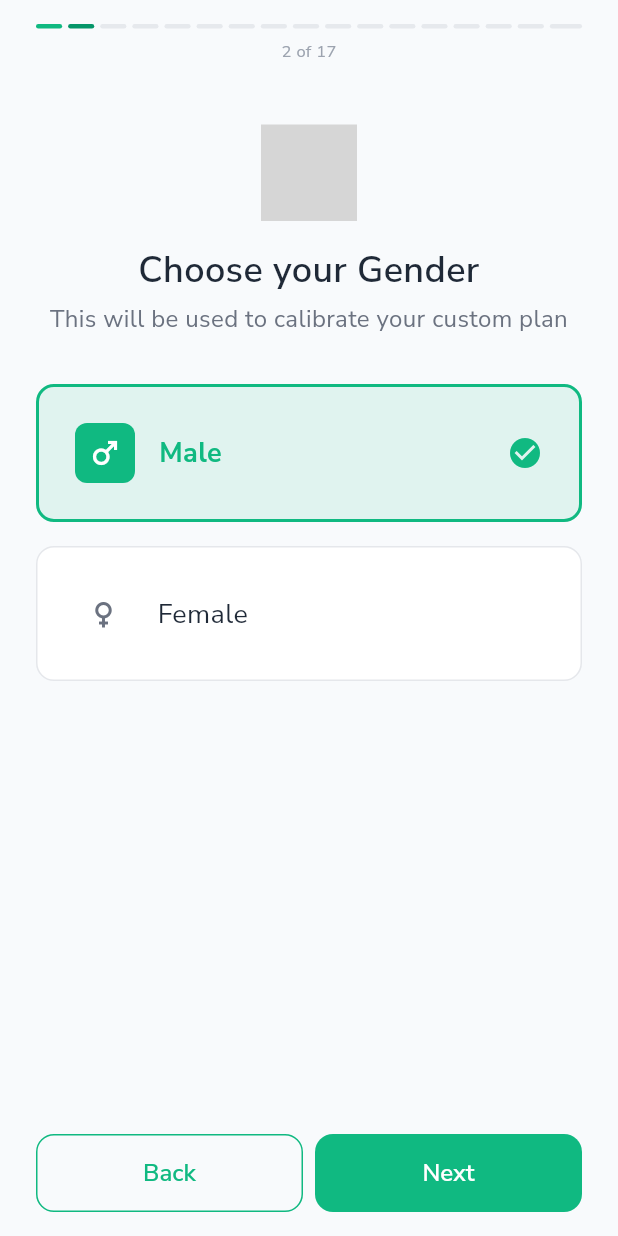
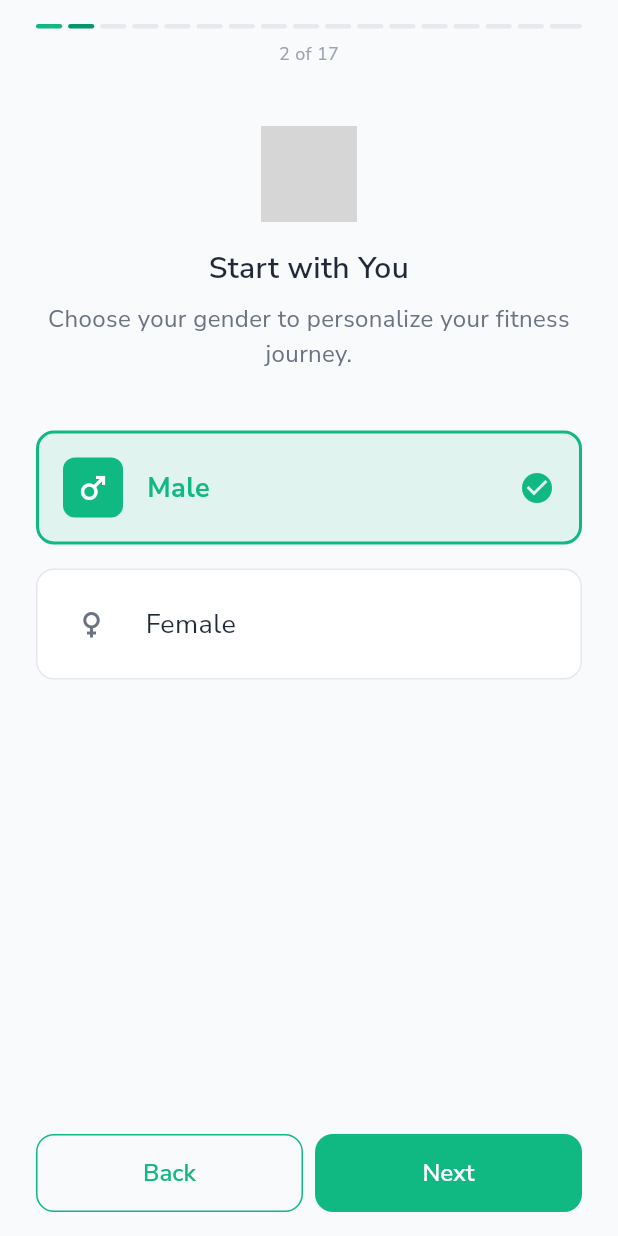
Before and after one commit to mahmoudal99/moctarnutrition, a Flutter app: the OnboardingScreen screen opened by its route, after a tap on "Next", on a phone screen of 412 x 824 dp. Run offline on Flutter 3.47's test engine with Material 3 defaults, Android fonts, the phone set to English and light mode, and no system bars; our stand-ins replace cached_network_image, cloud_firestore, firebase_auth, firebase_core, firebase_storage, fl_chart and 15 more; missing offline and left inert: flutter_floating_bottom_bar, mobile_scanner, openfoodfacts; accounts and stored records are empty; network calls fail; project files that could hold a hidden picture were left out; grey boxes are pictures that could not be loaded.

Commit message:
Improve onboarding

```diff
--- a/lib/features/onboarding/presentation/screens/onboarding_screen.dart
+++ b/lib/features/onboarding/presentation/screens/onboarding_screen.dart
@@ -33,7 +33,6 @@ class _OnboardingScreenState extends State<OnboardingScreen> {
   void initState() {
     super.initState();
     _steps = OnboardingStepsConfig.getSteps();
-    // Insert BMI step after desired weight (index 5)
     _steps.insert(5, OnboardingStepsConfig.getBMIStep());
   }
 
--- a/lib/features/onboarding/presentation/steps/onboarding_activity_level_step.dart
+++ b/lib/features/onboarding/presentation/steps/onboarding_activity_level_step.dart
@@ -68,7 +68,7 @@ class OnboardingActivityLevelStep extends StatelessWidget {
       case ActivityLevel.moderatelyActive:
         return Icons.directions_run;
       case ActivityLevel.veryActive:
-        return Icons.sports_soccer;
+        return Icons.trending_up_outlined;
       case ActivityLevel.extremelyActive:
         return Icons.fitness_center;
     }
--- a/lib/features/onboarding/presentation/steps/onboarding_allergies_step.dart
+++ b/lib/features/onboarding/presentation/steps/onboarding_allergies_step.dart
@@ -166,7 +166,7 @@ class _OnboardingAllergiesStepState extends State<OnboardingAllergiesStep> {
           const SizedBox(height: AppConstants.spacingM),
           CustomTextField(
             controller: _allergyController,
-            hint: 'e.g., Kiwi, Aspirin, Nickel',
+            hint: 'e.g., Nuts',
             label: 'Allergy/Intolerance Name',
           ),
           const SizedBox(height: AppConstants.spacingM),
--- a/lib/features/onboarding/presentation/steps/onboarding_gender_step.dart
+++ b/lib/features/onboarding/presentation/steps/onboarding_gender_step.dart
@@ -2,7 +2,7 @@ import 'package:flutter/material.dart';
 import 'package:flutter/services.dart';
 import '../../../../core/constants/app_constants.dart';
 
-class OnboardingGenderStep extends StatelessWidget {
+class OnboardingGenderStep extends StatefulWidget {
   final String? selectedGender;
   final ValueChanged<String> onSelect;
 
@@ -13,19 +13,30 @@ class OnboardingGenderStep extends StatelessWidget {
   });
 
   @override
+  State<OnboardingGenderStep> createState() => _OnboardingGenderStepState();
+}
+
+class _OnboardingGenderStepState extends State<OnboardingGenderStep> {
+  @override
   Widget build(BuildContext context) {
     return Column(
       mainAxisSize: MainAxisSize.min,
+      mainAxisAlignment: MainAxisAlignment.center,
       children: [
-        _buildGenderOption('Male', Icons.male, selectedGender == 'Male', () {
+        _buildGenderOption('Male', Icons.male, widget.selectedGender == 'Male',
+            () {
           HapticFeedback.lightImpact();
-          onSelect('Male');
+          setState(() {
+            widget.onSelect('Male');
+          });
         }),
         const SizedBox(height: AppConstants.spacingM),
-        _buildGenderOption('Female', Icons.female, selectedGender == 'Female',
-            () {
+        _buildGenderOption(
+            'Female', Icons.female, widget.selectedGender == 'Female', () {
           HapticFeedback.lightImpact();
-          onSelect('Female');
+          setState(() {
+            widget.onSelect('Female');
+          });
         }),
       ],
     );
@@ -37,7 +48,7 @@ class OnboardingGenderStep extends StatelessWidget {
       onTap: onTap,
       child: Container(
         width: double.infinity,
-        padding: const EdgeInsets.all(AppConstants.spacingL),
+        padding: const EdgeInsets.all(AppConstants.spacingM),
         decoration: BoxDecoration(
           color: isSelected
               ? AppConstants.primaryColor.withOpacity(0.1)
--- a/lib/features/onboarding/presentation/steps/onboarding_welcome_step.dart
+++ b/lib/features/onboarding/presentation/steps/onboarding_welcome_step.dart
@@ -10,11 +10,8 @@ class OnboardingWelcomeStep extends StatelessWidget {
       mainAxisAlignment: MainAxisAlignment.center,
       crossAxisAlignment: CrossAxisAlignment.stretch,
       children: [
-        // Stacked activity cards
         _ActivityCardsStack(),
         SizedBox(height: 24),
-        // Avatars row
-        // _AvatarsRow(),
       ],
     );
   }
@@ -115,7 +112,7 @@ class _ActivityCard extends StatelessWidget {
   @override
   Widget build(BuildContext context) {
     return Card(
-      color: card.color,
+      color: Colors.white,
       elevation: elevation,
       shape: RoundedRectangleBorder(borderRadius: BorderRadius.circular(20)),
       margin: const EdgeInsets.symmetric(horizontal: 24, vertical: 0),
@@ -127,7 +124,7 @@ class _ActivityCard extends StatelessWidget {
               // Left accent bar
               Container(
                 width: 8,
-                height: 90,
+                height: 130,
                 margin: const EdgeInsets.only(
                     left: 0, top: 0, bottom: 0, right: 12),
                 decoration: BoxDecoration(
@@ -151,16 +148,13 @@ class _ActivityCard extends StatelessWidget {
                             child: Text(
                               card.title,
                               style: AppTextStyles.bodyLarge.copyWith(
-                                fontWeight: FontWeight.bold,
-                                color: card.titleColor,
-                              ),
+                                  fontWeight: FontWeight.bold,
+                                  color: Colors.black87),
                               maxLines: 1,
                               overflow: TextOverflow.ellipsis,
                             ),
                           ),
-                          const SizedBox(width: 6),
-                          Text(card.emoji,
-                              style: const TextStyle(fontSize: 18)),
+                          const SizedBox(width: 6)
                         ],
                       ),
                       const SizedBox(height: 6),
--- a/lib/features/onboarding/presentation/utils/onboarding_steps_config.dart
+++ b/lib/features/onboarding/presentation/utils/onboarding_steps_config.dart
@@ -13,22 +13,22 @@ class OnboardingStepsConfig {
         color: AppConstants.primaryColor,
       ),
       OnboardingStep(
-        title: 'Choose your Gender',
-        subtitle: 'This will be used to calibrate your custom plan',
-        icon: "weight.json",
+        title: 'Start with You',
+        subtitle: 'Choose your gender to personalize your fitness journey.',
+        icon: "gender.json",
         color: AppConstants.accentColor,
         showIconColor: false,
       ),
       OnboardingStep(
         title: 'Height & weight',
-        subtitle: 'This will be used to calibrate your custom plan',
+        subtitle: 'Your height and weight help us tailor your progress plan.',
         icon: "weight.json",
         color: AppConstants.accentColor,
         showIconColor: false,
       ),
       OnboardingStep(
         title: 'Your Age',
-        subtitle: 'This will be used to calculate your age',
+        subtitle: 'Tell us your age to build workouts that matches your energy.',
         icon: "weight.json",
         color: AppConstants.accentColor,
         showIconColor: false,
@@ -105,7 +105,7 @@ class OnboardingStepsConfig {
       OnboardingStep(
         title: 'Give us a rating',
         subtitle: 'Help us improve with your feedback',
-        icon: "target.json",
+        icon: "rating.json",
         color: AppConstants.successColor,
         showIconColor: false,
       ),
--- a/lib/features/onboarding/presentation/widgets/onboarding_progress_indicator.dart
+++ b/lib/features/onboarding/presentation/widgets/onboarding_progress_indicator.dart
@@ -49,7 +49,7 @@ class OnboardingProgressIndicator extends StatelessWidget {
               '${currentPage + 1} of ${steps.length}',
               key: ValueKey(currentPage),
               style: AppTextStyles.caption.copyWith(
-                fontSize: 11,
+                fontSize: 12,
                 color: AppConstants.textTertiary,
               ),
             ),
--- a/lib/features/onboarding/presentation/widgets/onboarding_step_header.dart
+++ b/lib/features/onboarding/presentation/widgets/onboarding_step_header.dart
@@ -47,10 +47,10 @@ class OnboardingStepHeader extends StatelessWidget {
                         : AppConstants.spacingM),
                 Text(
                   step.title,
-                  style: AppTextStyles.heading3,
+                  style: AppTextStyles.heading4,
                   textAlign: TextAlign.center,
                 ),
-                const SizedBox(height: AppConstants.spacingXS),
+                const SizedBox(height: AppConstants.spacingS),
                 Text(
                   step.subtitle,
                   style: AppTextStyles.bodyMedium.copyWith(
@@ -58,6 +58,7 @@ class OnboardingStepHeader extends StatelessWidget {
                   ),
                   textAlign: TextAlign.center,
                 ),
+                const SizedBox(height: AppConstants.spacingS),
               ],
             ),
           ),
```
Also changed, not shown: assets/animations/gender.json (added, +1 -0 lines), assets/animations/rating.json (added, +1 -0 lines), lib/features/onboarding/presentation/steps/onboarding_rating_step.dart (+0 -42 lines).
